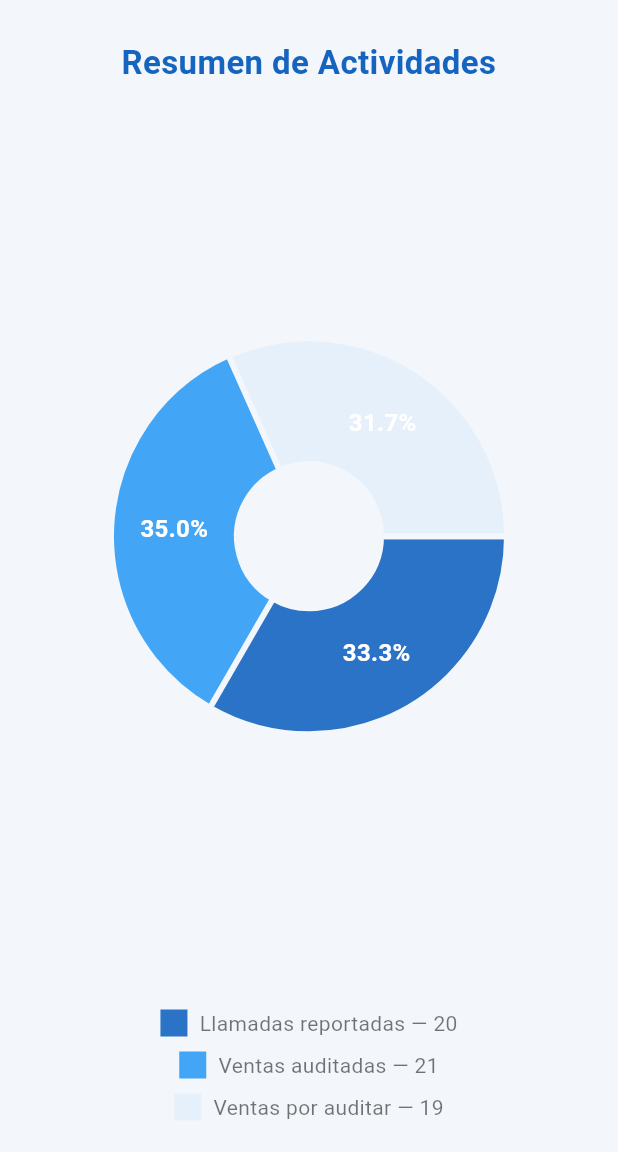
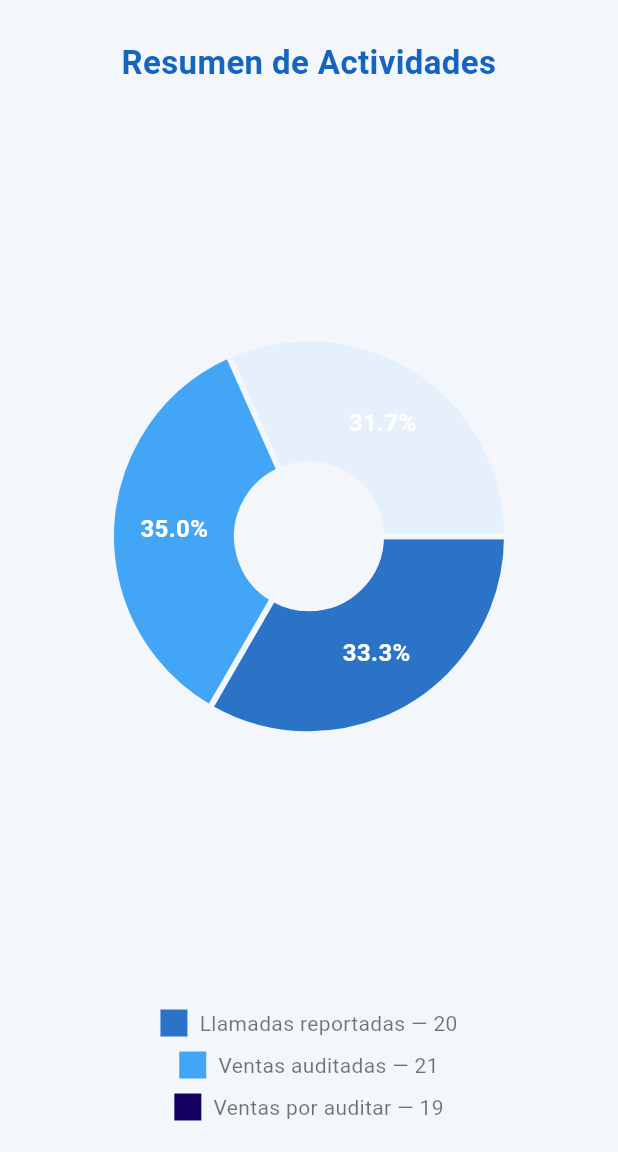
Before and after one commit to Thony2311/AppMovilCallCenter, a Flutter app: the DashboardView screen opened directly, on a phone screen of 412 x 824 dp, the part 84-1236 px from its top. Run offline on Flutter 3.47's test engine with Material 3 defaults, Android fonts, the phone set to English and light mode, and no system bars; drawn by our look-alikes of fl_chart; our stand-ins replace flutter_bloc.

Commit message:
pequeñas cosas que olvide subir

```diff
--- a/lib/models/usuario_model.dart
+++ b/lib/models/usuario_model.dart
@@ -1,7 +1,7 @@
 class UsuarioModel {
   final String username;
-  final String role; // "agente" o "backoffice"
-  final String contrasena; // En caso de conexión futura con backend
+  final String role;
+  final String contrasena;
 
   UsuarioModel({
     required this.username,
@@ -9,7 +9,7 @@ class UsuarioModel {
     required this.contrasena,
   });
 
-  // Simula parseo de un JSON (para futura API real)
+  // Simula parseo de un JSON
   factory UsuarioModel.fromJson(Map<String, dynamic> json) {
     return UsuarioModel(
       username: json['username'] ?? '',
--- a/lib/services/login_api.dart
+++ b/lib/services/login_api.dart
@@ -9,7 +9,7 @@ class LoginApi {
       return null;
     }
 
-    // Simulación: determina el rol según el nombre
+    // Simulación: solo busca si tiene agente/backoffice en el username
     final role = username.toLowerCase().contains("agente")
         ? "agente"
         : "backoffice";
--- a/lib/views/agente/agente_dashboard.dart
+++ b/lib/views/agente/agente_dashboard.dart
@@ -2,7 +2,7 @@ import 'package:flutter/material.dart';
 import '../../constants/app_constants.dart';
 
 class AgenteDashboardView extends StatelessWidget {
-  const AgenteDashboardView({Key? key}) : super(key: key);
+  const AgenteDashboardView({super.key});
 
   Widget _metricCard(String title, String value, IconData icon) {
     return AnimatedContainer(
--- a/lib/views/agente/agente_kpi.dart
+++ b/lib/views/agente/agente_kpi.dart
@@ -3,7 +3,7 @@ import 'package:fl_chart/fl_chart.dart';
 import '../../constants/app_constants.dart';
 
 class AgenteKPIView extends StatelessWidget {
-  const AgenteKPIView({Key? key}) : super(key: key);
+  const AgenteKPIView({super.key});
 
   Widget _barIndicator(String label, double value) {
     return Column(
--- a/lib/views/agente/agente_opciones.dart
+++ b/lib/views/agente/agente_opciones.dart
@@ -2,7 +2,7 @@ import 'package:flutter/material.dart';
 import '../../constants/app_constants.dart';
 import '../login.dart';
 class AgenteOpcionesView extends StatelessWidget {
-  const AgenteOpcionesView({Key? key}) : super(key: key);
+  const AgenteOpcionesView({super.key});
 
   Widget _optionCard(String title, List<Widget> children) {
     return Container(
--- a/lib/views/agente/agente_view.dart
+++ b/lib/views/agente/agente_view.dart
@@ -5,7 +5,7 @@ import 'agente_kpi.dart';
 import 'agente_opciones.dart';
 
 class AgenteMainView extends StatefulWidget {
-  const AgenteMainView({Key? key}) : super(key: key);
+  const AgenteMainView({super.key});
 
   @override
   State<AgenteMainView> createState() => _AgenteMainViewState();
--- a/lib/views/backoffice/dashboard.dart
+++ b/lib/views/backoffice/dashboard.dart
@@ -94,7 +94,7 @@ class DashboardView extends StatelessWidget {
                     color = AppColors.accent;
                     break;
                   default:
-                    color = AppColors.secondary;
+                    color = const Color.fromARGB(255, 21, 0, 98);
                 }
 
                 return Padding(
```
